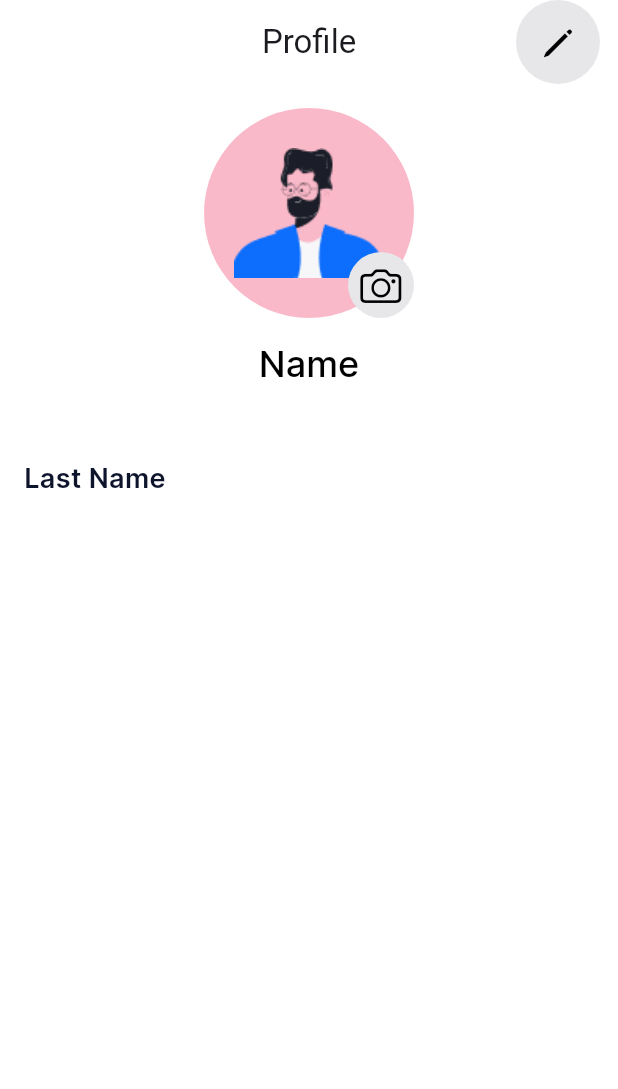
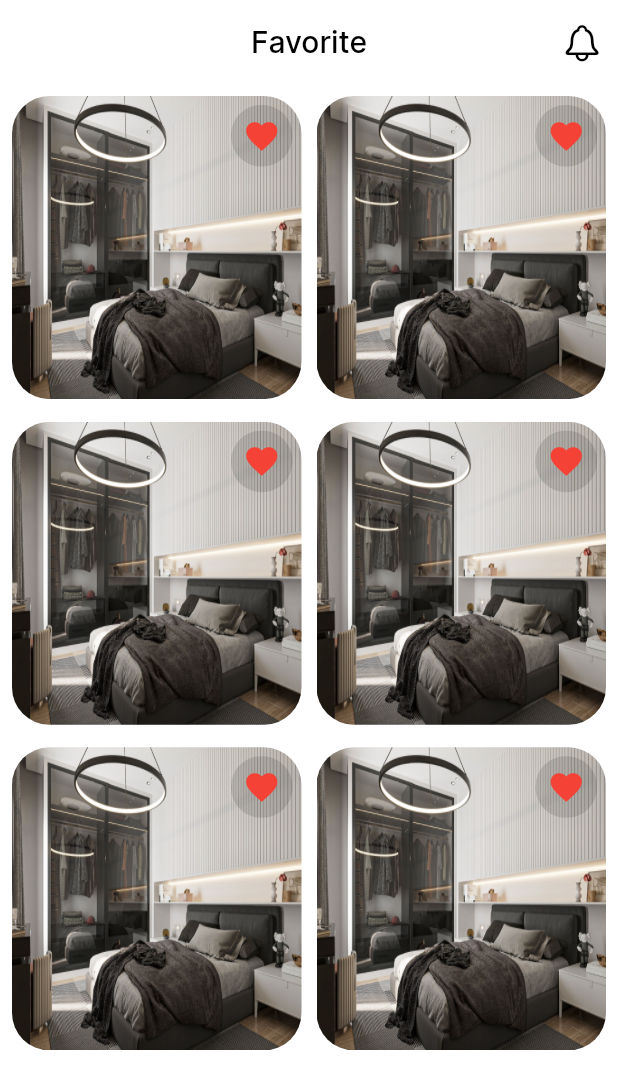
Before and after one commit to raedibrahim-2002/final_project, a Flutter app: the screen it shows after launch, on a phone screen of 412 x 824 dp. Shown: the top 1089 px of the screen. Run offline on Flutter 3.47's test engine with Material 3 defaults, Android fonts, the phone set to English and light mode, and no system bars; our stand-ins replace curved_navigation_bar, get.

Commit message:
add ui Favorite screen

```diff
--- a/lib/core/utils/assets.dart
+++ b/lib/core/utils/assets.dart
@@ -3,8 +3,7 @@ import 'package:flutter/material.dart';
 class AssetsData {
   static const splash = 'assets/images/img_splash.png';
   static const logoForPhoto = 'assets/images/logo_for_photo.png';
-   static const profile = 'assets/images/profile.png';
-
+  static const profile = 'assets/images/profile.png';
 }
 
 // all strings in app
@@ -23,6 +22,7 @@ class AppString {
   static const String other = "Other";
   static const String privacyPolicy = "Privacy Policy";
   static const String aboutUs = "About Us";
+  static const String favorite = "Favorite";
 }
 
 class FontWeightManager {
--- a/lib/core/utils/colors.dart
+++ b/lib/core/utils/colors.dart
@@ -6,7 +6,8 @@ class BaseColors {
   static const whiteColor = Colors.white;
   static const switchActiveTrackColor = Color(0xff929A9D);
   static const subTitle = Color(0xff0D142C);
-   static const greyLight = Color(0xffE7E7EA);
-    static const pinkLight = Color(0xffFAB9C9);
-
+  static const greyLight = Color(0xffE7E7EA);
+  static const pinkLight = Color(0xffFAB9C9);
+  static const red = Colors.red;
+  static const black12 = Colors.black12;
 }
--- a/lib/core/utils/theme.dart
+++ b/lib/core/utils/theme.dart
@@ -5,6 +5,7 @@ import 'package:get/get.dart';
 
 ThemeData getAppTheme() {
   return ThemeData(
+
     scaffoldBackgroundColor: Colors.white,
     primaryColorLight: BaseColors.primaryColor,
     appBarTheme: AppBarTheme(
@@ -21,5 +22,6 @@ ThemeData getAppTheme() {
         headlineLarge: getBoldTextStyleInter(color: BaseColors.whiteColor),
         bodyMedium: getSemiBoldTextStyleInter(
             color: BaseColors.primaryColor, fontSize: 18)),
+
   );
 }
--- /dev/null
+++ b/lib/features/favorite/presentation/view/favorite_view.dart
@@ -0,0 +1,83 @@
+import 'package:flutter/cupertino.dart';
+import 'package:flutter/material.dart';
+import 'package:flutter_final_graduation_project/core/utils/assets.dart';
+import 'package:flutter_final_graduation_project/core/utils/colors.dart';
+import 'package:flutter_final_graduation_project/core/utils/styles.dart';
+
+class FavoriteView extends StatelessWidget {
+  const FavoriteView({super.key});
+
+  @override
+  Widget build(BuildContext context) {
+    return Scaffold(
+      appBar: AppBar(
+        elevation: 0,
+        centerTitle: true,
+        title: Text(
+          AppString.favorite,
+          style: getMediumTextStyleInter(
+              color: BaseColors.blackColor, fontSize: 20),
+        ),
+        actions: [
+          IconButton(
+            onPressed: () {},
+            icon: Icon(CupertinoIcons.bell),
+          ),
+        ],
+      ),
+      body: Padding(
+        padding: const EdgeInsets.all(8.0),
+        child: GridView.builder(
+          physics: ScrollPhysics(),
+          shrinkWrap: true,
+          gridDelegate: SliverGridDelegateWithFixedCrossAxisCount(
+            crossAxisCount: 2,
+            childAspectRatio:
+                (MediaQuery.of(context).size.width - 15 - 15) / (2 * 200),
+            mainAxisSpacing: 15,
+            crossAxisSpacing: 10,
+          ),
+          itemCount: 6,
+          itemBuilder: (_, i) {
+            return ClipRRect(
+              borderRadius: BorderRadius.circular(25),
+              child: Container(
+                height: MediaQuery.of(context).size.height * 1,
+                child: Stack(
+                  children: [
+                    InkWell(
+                      onTap: () {},
+                      child: Image.asset(
+                        "assets/images/home_2.jpeg",
+                        fit: BoxFit.fill,
+                        height: double.maxFinite,
+                        // height: MediaQuery.of(context).size.height * .23,
+                      ),
+                    ),
+                    Padding(
+                      padding: EdgeInsets.all(6),
+                      child: Align(
+                        alignment: Alignment.topRight,
+                        child: Container(
+                          padding: EdgeInsets.all(8),
+                          decoration: BoxDecoration(
+                              color: BaseColors.black12,
+                              borderRadius: BorderRadius.circular(20)),
+                          child: Icon(
+                            Icons.favorite_outlined,
+                            size: 25,
+                            color: Colors.red,
+                          ),
+                        ),
+                      ),
+                    )
+                  ],
+                ),
+              ),
+            );
+          },
+        ),
+      ),
+    );
+  }
+}
--- a/lib/features/profile/presentation/views/profile_view.dart
+++ b/lib/features/profile/presentation/views/profile_view.dart
@@ -71,7 +71,7 @@ class ProfileView extends StatelessWidget {
               height: 50,
             ),
             Text('Last Name'),
-          const SizedBox(
+            const SizedBox(
               height: 15,
             ),
             // TextFormField(
--- a/lib/main.dart
+++ b/lib/main.dart
@@ -1,5 +1,7 @@
 import 'package:flutter/material.dart';
 import 'package:flutter_final_graduation_project/core/utils/theme.dart';
+import 'package:flutter_final_graduation_project/features/favorite/presentation/view/favorite_view.dart';
+import 'package:flutter_final_graduation_project/features/home/presentation/views/home_view.dart';
 import 'package:flutter_final_graduation_project/features/profile/presentation/views/profile_view.dart';
 import 'package:flutter_final_graduation_project/features/search/views/search_screen.dart';
 import 'package:get/get.dart';
@@ -14,7 +16,7 @@ class MyApp extends StatelessWidget {
     return GetMaterialApp(
       debugShowCheckedModeBanner: false,
       theme: getAppTheme(),
-      home: ProfileView(),
+      home:  FavoriteView(),
     );
   }
 }
```
